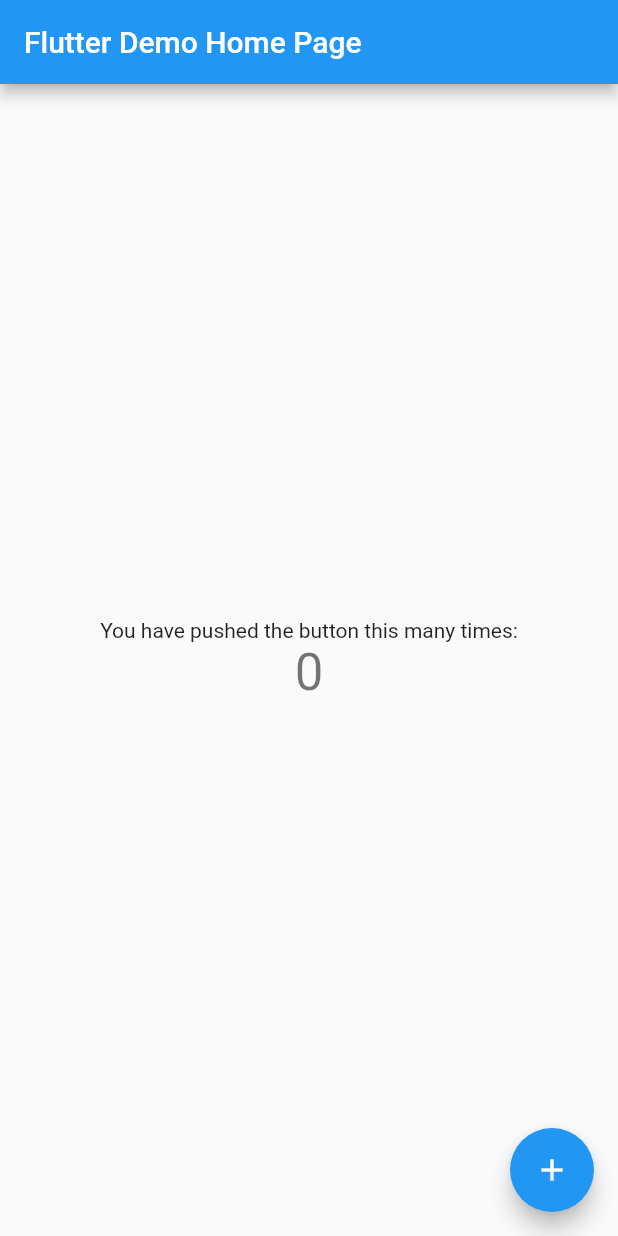
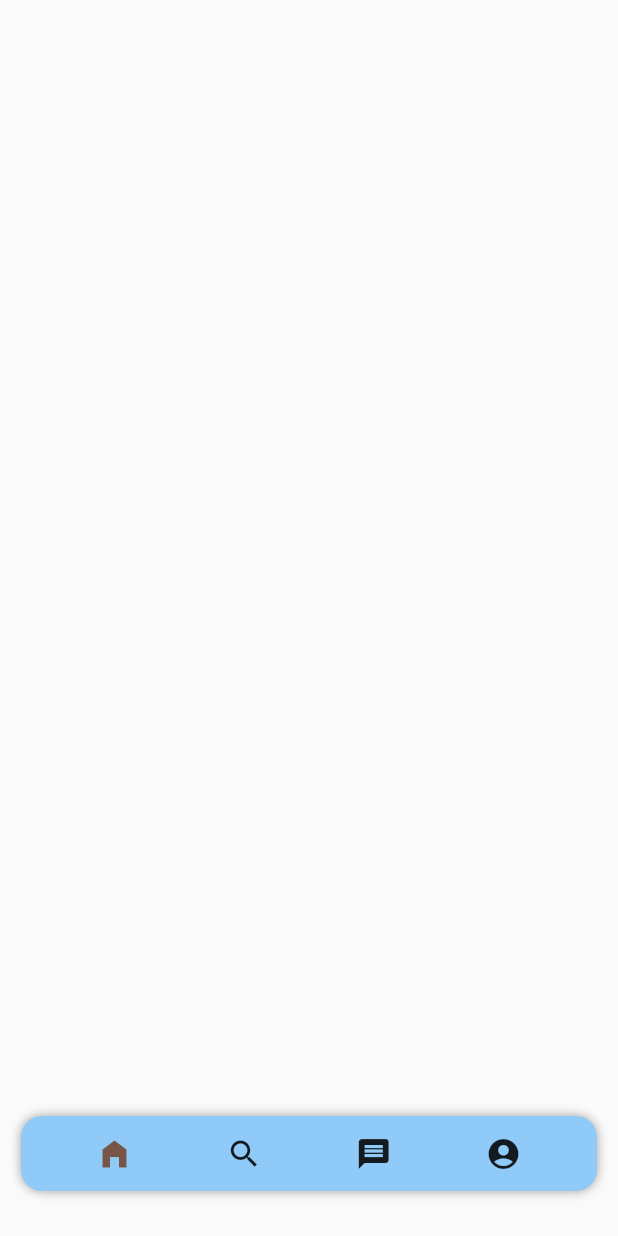
Before and after one commit to josh4500/pinterest_clone, a Flutter app: the screen it shows after launch, on a phone screen of 412 x 824 dp. Run offline on Flutter 3.47's test engine with Material 2 defaults, Android fonts, the phone set to English and light mode, and no system bars.

Commit message:
'BottomNavBar'

```diff
--- a/lib/main.dart
+++ b/lib/main.dart
@@ -1,4 +1,9 @@
 import 'package:flutter/material.dart';
+import 'presentation/screens/Home.dart';
+import 'presentation/screens/Search.dart';
+import 'presentation/screens/Discover.dart';
+import 'presentation/screens/Profile.dart';
+import 'presentation/screens/ImageViewer.dart';
 
 void main() {
   runApp(MyApp());
@@ -9,105 +14,8 @@ class MyApp extends StatelessWidget {
   @override
   Widget build(BuildContext context) {
     return MaterialApp(
-      title: 'Flutter Demo',
-      theme: ThemeData(
-        // This is the theme of your application.
-        //
-        // Try running your application with "flutter run". You'll see the
-        // application has a blue toolbar. Then, without quitting the app, try
-        // changing the primarySwatch below to Colors.green and then invoke
-        // "hot reload" (press "r" in the console where you ran "flutter run",
-        // or simply save your changes to "hot reload" in a Flutter IDE).
-        // Notice that the counter didn't reset back to zero; the application
-        // is not restarted.
-        primarySwatch: Colors.blue,
-      ),
-      home: MyHomePage(title: 'Flutter Demo Home Page'),
+      title: 'Pinterest Clone',
+      home: Home(),
     );
   }
 }
-
-class MyHomePage extends StatefulWidget {
-  MyHomePage({Key key, this.title}) : super(key: key);
-
-  // This widget is the home page of your application. It is stateful, meaning
-  // that it has a State object (defined below) that contains fields that affect
-  // how it looks.
-
-  // This class is the configuration for the state. It holds the values (in this
-  // case the title) provided by the parent (in this case the App widget) and
-  // used by the build method of the State. Fields in a Widget subclass are
-  // always marked "final".
-
-  final String title;
-
-  @override
-  _MyHomePageState createState() => _MyHomePageState();
-}
-
-class _MyHomePageState extends State<MyHomePage> {
-  int _counter = 0;
-
-  void _incrementCounter() {
-    setState(() {
-      // This call to setState tells the Flutter framework that something has
-      // changed in this State, which causes it to rerun the build method below
-      // so that the display can reflect the updated values. If we changed
-      // _counter without calling setState(), then the build method would not be
-      // called again, and so nothing would appear to happen.
-      _counter++;
-    });
-  }
-
-  @override
-  Widget build(BuildContext context) {
-    // This method is rerun every time setState is called, for instance as done
-    // by the _incrementCounter method above.
-    //
-    // The Flutter framework has been optimized to make rerunning build methods
-    // fast, so that you can just rebuild anything that needs updating rather
-    // than having to individually change instances of widgets.
-    return Scaffold(
-      appBar: AppBar(
-        // Here we take the value from the MyHomePage object that was created by
-        // the App.build method, and use it to set our appbar title.
-        title: Text(widget.title),
-      ),
-      body: Center(
-        // Center is a layout widget. It takes a single child and positions it
-        // in the middle of the parent.
-        child: Column(
-          // Column is also a layout widget. It takes a list of children and
-          // arranges them vertically. By default, it sizes itself to fit its
-          // children horizontally, and tries to be as tall as its parent.
-          //
-          // Invoke "debug painting" (press "p" in the console, choose the
-          // "Toggle Debug Paint" action from the Flutter Inspector in Android
-          // Studio, or the "Toggle Debug Paint" command in Visual Studio Code)
-          // to see the wireframe for each widget.
-          //
-          // Column has various properties to control how it sizes itself and
-          // how it positions its children. Here we use mainAxisAlignment to
-          // center the children vertically; the main axis here is the vertical
-          // axis because Columns are vertical (the cross axis would be
-          // horizontal).
-          mainAxisAlignment: MainAxisAlignment.center,
-          children: <Widget>[
-            Text(
-              'You have pushed the button this many times:',
-            ),
-            Text(
-              '$_counter',
-              style: Theme.of(context).textTheme.headline4,
-            ),
-          ],
-        ),
-      ),
-      floatingActionButton: FloatingActionButton(
-        onPressed: _incrementCounter,
-        tooltip: 'Increment',
-        child: Icon(Icons.add),
-      ), // This trailing comma makes auto-formatting nicer for build methods.
-    );
-  }
-}
--- /dev/null
+++ b/lib/presentation/screens/Discover.dart
@@ -0,0 +1,13 @@
+import 'package:flutter/material.dart';
+
+class Discover extends StatefulWidget {
+  @override
+  _DiscoverState createState() => _DiscoverState();
+}
+
+class _DiscoverState extends State<Discover> {
+  @override
+  Widget build(BuildContext context) {
+    return Container();
+  }
+}
--- /dev/null
+++ b/lib/presentation/screens/Home.dart
@@ -0,0 +1,19 @@
+import 'package:flutter/material.dart';
+import 'package:pinterest_clone/presentation/widgets/CurveBottomNavBar.dart';
+
+class Home extends StatefulWidget {
+  @override
+  _HomeState createState() => _HomeState();
+}
+
+class _HomeState extends State<Home> {
+  @override
+  Widget build(BuildContext context) {
+    return Scaffold(
+      body: Container(
+        child: Container(),
+      ),
+      bottomNavigationBar: CurveBottomNavBar(),
+    );
+  }
+}
--- /dev/null
+++ b/lib/presentation/screens/Profile.dart
@@ -0,0 +1,13 @@
+import 'package:flutter/material.dart';
+
+class Profile extends StatefulWidget {
+  @override
+  _ProfileState createState() => _ProfileState();
+}
+
+class _ProfileState extends State<Profile> {
+  @override
+  Widget build(BuildContext context) {
+    return Container();
+  }
+}
--- /dev/null
+++ b/lib/presentation/screens/Search.dart
@@ -0,0 +1,13 @@
+import 'package:flutter/material.dart';
+
+class Search extends StatefulWidget {
+  @override
+  _SearchState createState() => _SearchState();
+}
+
+class _SearchState extends State<Search> {
+  @override
+  Widget build(BuildContext context) {
+    return Container();
+  }
+}
--- /dev/null
+++ b/lib/presentation/widgets/CurveBottomNavBar.dart
@@ -0,0 +1,42 @@
+import 'package:flutter/material.dart';
+
+//CurveBottomNavBar
+class CurveBottomNavBar extends StatelessWidget {
+  @override
+  Widget build(BuildContext context) {
+    return Container(
+      height: 50.0,
+      margin: EdgeInsets.fromLTRB(14, 0, 14, 30),
+      padding: EdgeInsets.all(0),
+      decoration: BoxDecoration(
+        boxShadow: [
+          BoxShadow(
+            color: Colors.grey,
+            blurRadius: 5.0,
+          ),
+        ],
+        color: Colors.blue.shade200,
+        borderRadius: BorderRadius.all(Radius.circular(14.0)),
+      ),
+      child: Row(
+        mainAxisAlignment: MainAxisAlignment.spaceEvenly,
+        children: <Widget>[
+          IconButton(
+            icon: Icon(Icons.home_filled),
+            color: Colors.brown,
+            onPressed: () {},
+            highlightColor: Colors.transparent,
+            focusColor: Colors.transparent,
+            hoverColor: Colors.transparent,
+          ),
+          IconButton(
+            icon: Icon(Icons.search),
+            onPressed: () {},
+          ),
+          IconButton(icon: Icon(Icons.message), onPressed: () {}),
+          IconButton(icon: Icon(Icons.account_circle), onPressed: () {}),
+        ],
+      ),
+    );
+  }
+}
```
Also changed, not shown: lib/presentation/screens/ImageViewer.dart (added), lib/presentation/screens/index.dart (added).
